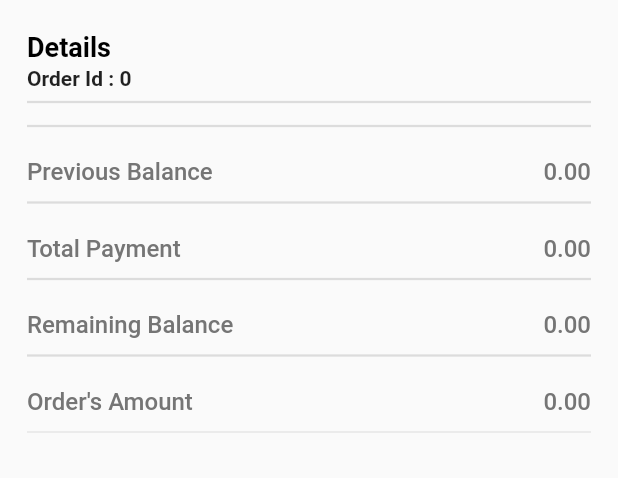
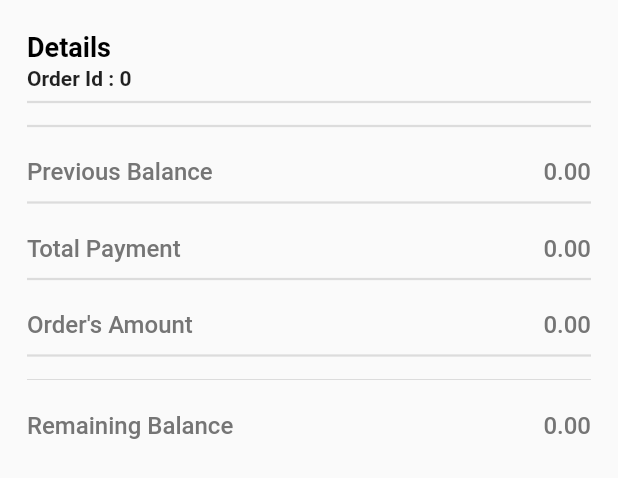
Before and after one commit to MAhsanEjaz/BiryaniHut, a Flutter app: the OrderReportDetailsWidget widget shown alone on an empty page, opened directly with empty values, on a phone screen of 412 x 824 dp. Shown: the top 478 px of the screen. Run offline on Flutter 3.47's test engine with Material 2 defaults, Android fonts, the phone set to English and light mode, and no system bars; our stand-ins replace awesome_dialog, cached_network_image, flutter_rating_bar, flutter_spinkit, flutter_svg, fluttertoast and 11 more; missing offline and left inert: flutter_email_sender, flutter_paypal, flutter_stripe, pay, sumup; accounts and stored records are empty; network calls fail; project files that could hold a hidden picture were left out.

Commit message:
code changes

```diff
--- a/lib/sales rep/sales_rep_reports/sale_rep_order_report_details_screen.dart
+++ b/lib/sales rep/sales_rep_reports/sale_rep_order_report_details_screen.dart
@@ -167,7 +167,7 @@ class _SaleRepOrderReportDetailsScreenState
                               context: context,
                               builder: (context) => AlertDialog(
                                   content: StatefulBuilder(
-                                      builder: (context, Setstate) => Column(
+                                      builder: (context, setStatess) => Column(
                                             mainAxisSize: MainAxisSize.min,
                                             children: [
                                               ListTile(
@@ -1125,21 +1125,6 @@ class _OrderReportDetailsWidgetState extends State<OrderReportDetailsWidget> {
               crossAxisAlignment: CrossAxisAlignment.start,
               children: [
                 const Text(
-                  "Remaining Balance",
-                  style: orderStyle,
-                ),
-                Text(
-                  widget.orders.data!.orderPendingPayment.toStringAsFixed(2),
-                  style: orderStyle,
-                )
-              ],
-            ),
-            divider(),
-            Row(
-              mainAxisAlignment: MainAxisAlignment.spaceBetween,
-              crossAxisAlignment: CrossAxisAlignment.start,
-              children: [
-                const Text(
                   "Order's Amount",
                   style: orderStyle,
                 ),
@@ -1149,10 +1134,11 @@ class _OrderReportDetailsWidgetState extends State<OrderReportDetailsWidget> {
                 )
               ],
             ),
+            divider(),
             widget.orders.data!.discount != null &&
                     widget.orders.data!.discount != 0
                 ? const Divider()
-                : SizedBox(),
+                : const SizedBox(),
             widget.orders.data!.discount != null &&
                     widget.orders.data!.discount != 0
                 ? Row(
@@ -1169,11 +1155,11 @@ class _OrderReportDetailsWidgetState extends State<OrderReportDetailsWidget> {
                       ),
                     ],
                   )
-                : SizedBox(),
+                : const SizedBox(),
             widget.orders.data!.netTotal != null &&
                     widget.orders.data!.netTotal != 0
                 ? const Divider()
-                : SizedBox(),
+                : const SizedBox(),
             widget.orders.data!.netTotal != null &&
                     widget.orders.data!.netTotal != 0
                 ? Row(
@@ -1191,7 +1177,21 @@ class _OrderReportDetailsWidgetState extends State<OrderReportDetailsWidget> {
                     ],
                   )
                 : const SizedBox(),
-            const Divider()
+            const Divider(),
+            Row(
+              mainAxisAlignment: MainAxisAlignment.spaceBetween,
+              crossAxisAlignment: CrossAxisAlignment.start,
+              children: [
+                const Text(
+                  "Remaining Balance",
+                  style: orderStyle,
+                ),
+                Text(
+                  widget.orders.data!.orderPendingPayment.toStringAsFixed(2),
+                  style: orderStyle,
+                )
+              ],
+            ),
           ],
         ),
       ),
--- a/lib/services/pdf_invoice_services.dart
+++ b/lib/services/pdf_invoice_services.dart
@@ -348,7 +348,7 @@ class PdfInvoiceService {
                                   pw.Text(
                                       isDiscountInPercent
                                           ? "$discountValue %"
-                                          : "$discountValue Dollars",
+                                          : "$discountValue \$",
                                       style: pdfStyle),
                                 ]),
                           pw.Row(
```
Also changed, not shown: lib/customer/screens/cart/components/orders_invoice_pdf.dart (+34 -2 lines).
